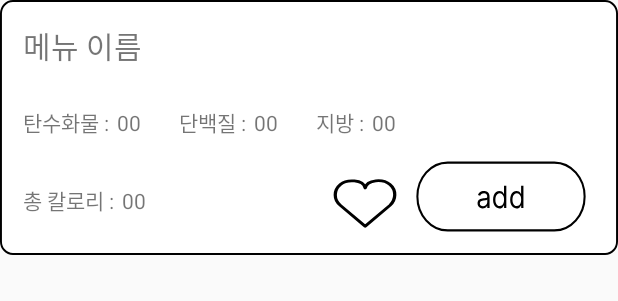
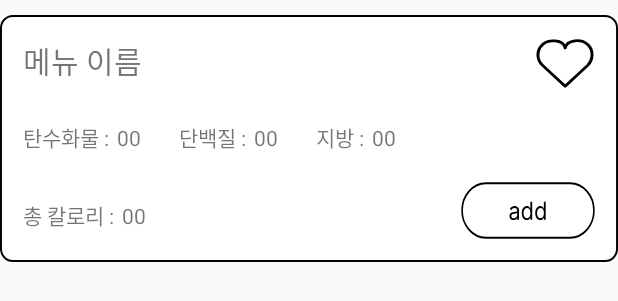
Before and after one commit to hab5bur9/MealMate, an Android app: the layout adapter_food.xml on its own in the app's theme, with its tools: preview values and no code run, on a phone screen of 412 x 824 dp. Shown: the top 301 px of the screen. Run offline under Robolectric (Android 15) with nearby library versions, the phone set to English and light mode, and no system bars.

Commit message:
xml merge는 못했지만 내용 수정은 함(?)

```diff
--- a/MealMate/app/src/main/res/layout/activity_main.xml
+++ b/MealMate/app/src/main/res/layout/activity_main.xml
@@ -4,12 +4,12 @@
     xmlns:app="http://schemas.android.com/apk/res-auto"
     xmlns:tools="http://schemas.android.com/tools"
     tools:context=".View.Activity.MainActivity">
+
     <androidx.constraintlayout.widget.ConstraintLayout
         android:layout_width="match_parent"
         android:layout_height="match_parent"
         tools:context=".MainActivity"
-        android:orientation="vertical"
-        >
+        android:orientation="vertical" >
 
         <FrameLayout
             android:id="@+id/frame1"
--- a/MealMate/app/src/main/res/layout/adapter_food.xml
+++ b/MealMate/app/src/main/res/layout/adapter_food.xml
@@ -6,10 +6,11 @@
     xmlns:tools="http://schemas.android.com/tools">
 
     <androidx.constraintlayout.widget.ConstraintLayout
+        android:id="@+id/food_background_layout"
         android:layout_width="match_parent"
         android:layout_height="wrap_content"
+        android:layout_marginVertical="10dp"
         android:padding="5dp"
-        android:id="@+id/backgroundLayout"
         android:background="@drawable/frame_food"
         android:orientation="vertical">
 
@@ -21,13 +22,22 @@
             android:padding="10dp"
             android:text="메뉴 이름"
             android:textSize="20dp"
-            app:layout_constraintBottom_toTopOf="+id/nutrition_layout"
             app:layout_constraintLeft_toLeftOf="parent"
+            app:layout_constraintTop_toTopOf="parent" />
+
+        <!--하트-->
+        <Button
+            android:id="@+id/btn_like"
+            android:layout_width="40dp"
+            android:layout_height="34dp"
+            android:layout_margin="10dp"
+            android:background="@drawable/btn_heart_empty"
+            app:layout_constraintEnd_toEndOf="parent"
             app:layout_constraintTop_toTopOf="parent" />
 
         <!-- 탄수화물 -->
         <LinearLayout
-            android:id="@+id/nutrition_carbo_layout"
+            android:id="@+id/food_nutrition_carbo_layout"
             android:layout_width="wrap_content"
             android:layout_height="wrap_content"
             android:padding="10dp"
@@ -35,7 +45,7 @@
             app:layout_constraintTop_toBottomOf="@id/food_name">
 
             <TextView
-                android:id="@+id/nutrition_carbo"
+                android:id="@+id/food_nutrition_carbo"
                 android:layout_width="wrap_content"
                 android:layout_height="wrap_content"
                 android:layout_marginVertical="5dp"
@@ -44,35 +54,35 @@
                 app:layout_constraintTop_toBottomOf="parent" />
 
             <TextView
-                android:id="@+id/nutrition_carbo_amount"
+                android:id="@+id/food_nutrition_carbo_amount"
                 android:layout_width="wrap_content"
                 android:layout_height="wrap_content"
                 android:layout_margin="5dp"
                 android:text="00"
-                app:layout_constraintLeft_toRightOf="@+id/nutrition_carbo"
+                app:layout_constraintLeft_toRightOf="@id/food_nutrition_carbo"
                 app:layout_constraintTop_toTopOf="parent" />
 
         </LinearLayout>
 
         <!-- 단백질 -->
         <LinearLayout
-            android:id="@+id/nutrition_protein_layout"
+            android:id="@+id/food_nutrition_protein_layout"
             android:layout_width="wrap_content"
             android:layout_height="wrap_content"
             android:padding="10dp"
             app:layout_constraintTop_toBottomOf="@id/food_name"
-            app:layout_constraintLeft_toRightOf="@id/nutrition_carbo_layout">
+            app:layout_constraintLeft_toRightOf="@id/food_nutrition_carbo_layout">
             <TextView
-                android:id="@+id/nutrition_protein"
+                android:id="@+id/food_nutrition_protein"
                 android:layout_width="wrap_content"
                 android:layout_height="wrap_content"
                 android:layout_marginVertical="5dp"
                 android:text="단백질 :"
                 app:layout_constraintLeft_toLeftOf="parent"
-                app:layout_constraintTop_toBottomOf="@id/nutrition_carbo" />
+                app:layout_constraintTop_toBottomOf="@id/food_nutrition_carbo" />
 
             <TextView
-                android:id="@+id/nutrition_protein_amount"
+                android:id="@+id/food_nutrition_protein_amount"
                 android:layout_width="wrap_content"
                 android:layout_height="wrap_content"
                 android:layout_margin="5dp"
@@ -89,7 +99,7 @@
             android:layout_height="wrap_content"
             android:padding="10dp"
             app:layout_constraintTop_toBottomOf="@id/food_name"
-            app:layout_constraintLeft_toRightOf="@id/nutrition_protein_layout">
+            app:layout_constraintLeft_toRightOf="@id/food_nutrition_protein_layout">
             <TextView
                 android:id="@+id/nutrition_fat"
                 android:layout_width="wrap_content"
@@ -97,7 +107,7 @@
                 android:layout_marginVertical="5dp"
                 android:text="지방 :"
                 app:layout_constraintLeft_toLeftOf="parent"
-                app:layout_constraintTop_toBottomOf="@id/nutrition_protein" />
+                app:layout_constraintTop_toBottomOf="@id/food_nutrition_protein" />
 
             <TextView
                 android:id="@+id/nutrition_fat_amount"
@@ -116,7 +126,7 @@
             android:layout_height="wrap_content"
             android:padding="10dp"
             app:layout_constraintLeft_toLeftOf="parent"
-            app:layout_constraintTop_toBottomOf="@id/nutrition_carbo_layout">
+            app:layout_constraintTop_toBottomOf="@id/food_nutrition_carbo_layout">
 
             <TextView
                 android:id="@+id/nutrition_kcal"
@@ -133,44 +143,24 @@
                 android:layout_height="wrap_content"
                 android:layout_margin="5dp"
                 android:text="00"
-                app:layout_constraintLeft_toRightOf="@+id/nutrition_carbo"
+                app:layout_constraintLeft_toRightOf="@id/food_nutrition_carbo"
                 app:layout_constraintTop_toTopOf="parent" />
 
         </LinearLayout>
 
-        <!-- 하트, add btn -->
-        <androidx.constraintlayout.widget.ConstraintLayout
-            android:id="@+id/btn_holder"
-            android:layout_width="wrap_content"
-            android:layout_height="wrap_content"
-            android:paddingHorizontal="16dp"
-            app:layout_constraintTop_toBottomOf="@id/nutrition_fat_layout"
-            app:layout_constraintRight_toRightOf="parent">
+        <!--추가-->
+        <Button
+            android:id="@+id/btn_food_add"
+            android:layout_width="89dp"
+            android:layout_height="38dp"
+            android:layout_margin="10dp"
+            android:adjustViewBounds="true"
+            android:background="@drawable/btn_food_add"
+            android:scaleType="fitCenter"
+            app:layout_constraintBottom_toBottomOf="parent"
+            app:layout_constraintRight_toRightOf="parent" />
 
-            <Button
-                    android:layout_width="44dp"
-                    android:layout_height="34dp"
-                    android:layout_margin="12dp"
-                    android:adjustViewBounds="true"
-                    android:background="@drawable/btn_heart_empty"
-                    android:scaleType="fitCenter"
-                    app:layout_constraintBottom_toBottomOf="parent"
-                    app:layout_constraintEnd_toStartOf="@id/btn_food_add" />
 
-            <Button
-                    android:id="@+id/btn_food_add"
-                    android:layout_width="113dp"
-                    android:layout_height="47dp"
-                    android:layout_marginVertical="10dp"
-                    android:adjustViewBounds="true"
-                    android:background="@drawable/btn_food_add"
-                    android:scaleType="fitCenter"
-                    app:layout_constraintBottom_toBottomOf="parent"
-                    app:layout_constraintRight_toRightOf="parent"
-                    app:layout_constraintVertical_bias="0.0" />
-
-        </androidx.constraintlayout.widget.ConstraintLayout>
 
     </androidx.constraintlayout.widget.ConstraintLayout>
-
 </layout>
--- a/MealMate/app/src/main/res/layout/adapter_setfood.xml
+++ b/MealMate/app/src/main/res/layout/adapter_setfood.xml
@@ -6,13 +6,12 @@
     xmlns:tools="http://schemas.android.com/tools" >
     <androidx.constraintlayout.widget.ConstraintLayout
         android:layout_width="match_parent"
-        android:layout_height="match_parent" >
+        android:layout_height="wrap_content" >
 
         <TextView
             android:id="@+id/selectedFood"
             android:layout_width="match_parent"
             android:layout_height="wrap_content"
-            android:layout_margin="10dp"
             android:padding="10dp"
             app:layout_constraintLeft_toLeftOf="parent"
             app:layout_constraintTop_toTopOf="parent"
@@ -31,5 +30,6 @@
             app:layout_constraintRight_toRightOf="parent"
             app:layout_constraintTop_toTopOf="parent"
             app:layout_constraintVertical_bias="0.499" />
+
     </androidx.constraintlayout.widget.ConstraintLayout>
 </layout>
--- a/MealMate/app/src/main/res/layout/navigation_4button.xml
+++ b/MealMate/app/src/main/res/layout/navigation_4button.xml
@@ -1,5 +1,8 @@
 <?xml version="1.0" encoding="utf-8"?>
 <!-- 메뉴 네비게이션 바 -->
+<layout xmlns:android="http://schemas.android.com/apk/res/android"
+    xmlns:app="http://schemas.android.com/apk/res-auto"
+    xmlns:tools="http://schemas.android.com/tools">
     <androidx.constraintlayout.widget.ConstraintLayout
         xmlns:android="http://schemas.android.com/apk/res/android"
         xmlns:app="http://schemas.android.com/apk/res-auto"
@@ -79,3 +82,4 @@
             app:layout_constraintRight_toRightOf="parent"
             app:layout_constraintTop_toTopOf="parent" />
     </androidx.constraintlayout.widget.ConstraintLayout>
+</layout>
```
Also changed, not shown: MealMate/app/src/main/res/layout/activity_setmeal.xml (+10 -7 lines), MealMate/app/src/main/res/layout/adapter_meal.xml (+17 -9 lines), MealMate/app/src/main/res/layout/adapter_setmeal.xml (+39 -22 lines), MealMate/app/src/main/res/layout/fragment_calendar.xml (+12 -7 lines), MealMate/app/src/main/res/layout/fragment_foodlist.xml (+27 -18 lines), MealMate/app/src/main/res/layout/fragment_home.xml (+18 -7 lines), MealMate/app/src/main/res/layout/include_meallist.xml (+21 -9 lines). Lines whose indentation alone changed are shown as unchanged.
